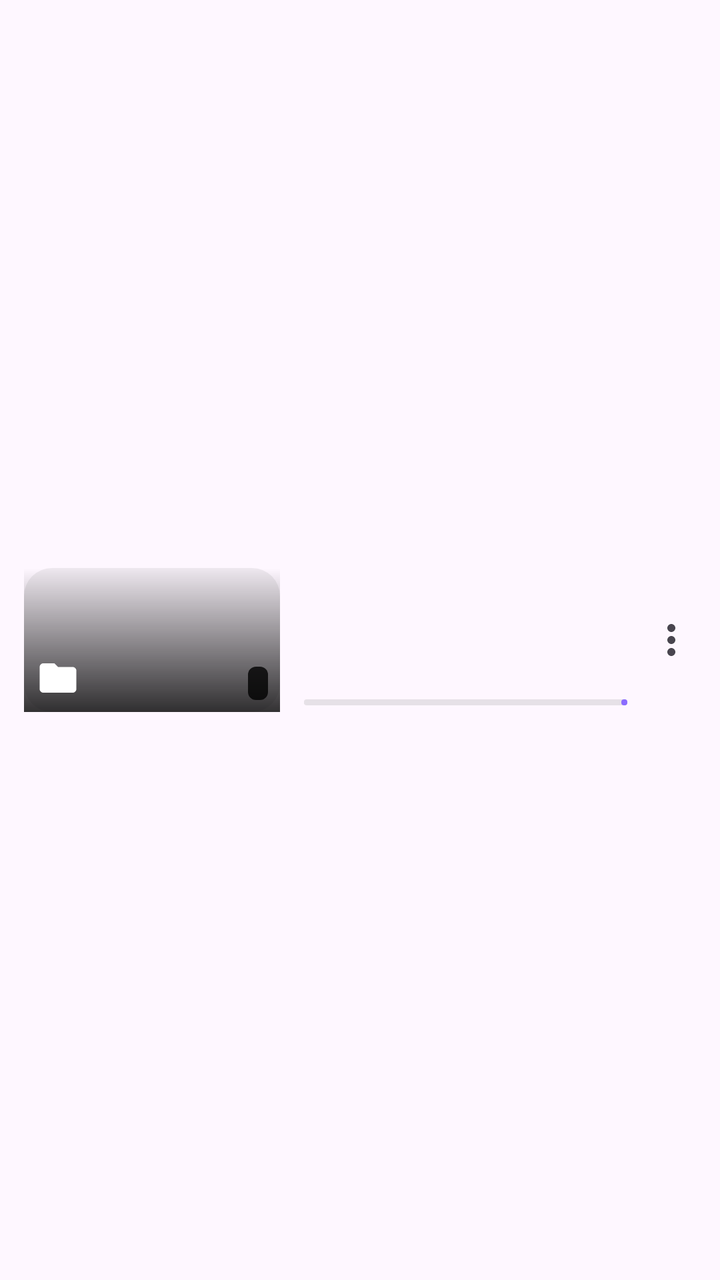
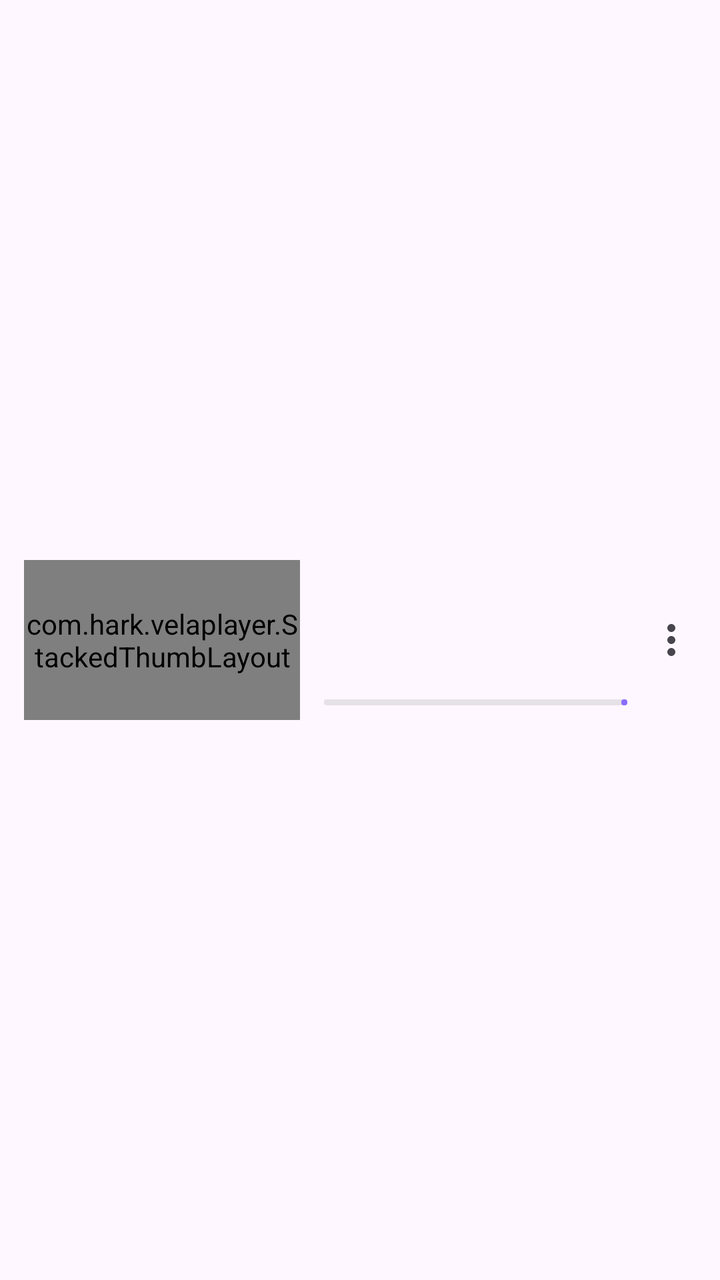

Compare the two renders of this Android layout. The source of the first and the diff that turns it into the second are given below.
<!-- AndroidManifest.xml: application theme Theme.Vela -->
<!-- res/layout/item_folder.xml -->
<?xml version="1.0" encoding="utf-8"?>
<LinearLayout xmlns:android="http://schemas.android.com/apk/res/android"
    xmlns:app="http://schemas.android.com/apk/res-auto"
    android:layout_width="match_parent"
    android:layout_height="wrap_content"
    android:background="@drawable/bg_item"
    android:layout_marginHorizontal="6dp"
    android:layout_marginVertical="2dp"
    android:gravity="center_vertical"
    android:minHeight="88dp"
    android:orientation="horizontal"
    android:paddingHorizontal="12dp"
    android:paddingVertical="8dp">

    <FrameLayout
        android:layout_width="128dp"
        android:layout_height="72dp">

        <com.google.android.material.imageview.ShapeableImageView
            android:id="@+id/thumb"
            android:layout_width="match_parent"
            android:layout_height="match_parent"
            android:background="#22888888"
            android:importantForAccessibility="no"
            android:scaleType="centerCrop"
            app:shapeAppearanceOverlay="@style/RoundedThumb" />

        <View
            android:layout_width="match_parent"
            android:layout_height="match_parent"
            android:background="@drawable/scrim_bottom" />

        <ImageView
            android:layout_width="22dp"
            android:layout_height="22dp"
            android:layout_gravity="bottom|start"
            android:layout_margin="6dp"
            android:importantForAccessibility="no"
            android:src="@drawable/ic_folder"
            app:tint="@android:color/white" />

        <TextView
            android:id="@+id/countBadge"
            android:layout_width="wrap_content"
            android:layout_height="wrap_content"
            android:layout_gravity="bottom|end"
            android:layout_margin="6dp"
            android:background="@drawable/bg_badge"
            android:paddingHorizontal="5dp"
            android:paddingVertical="1dp"
            android:textColor="@android:color/white"
            android:textSize="11sp" />
        <TextView
            android:id="@+id/selectCheck"
            android:layout_width="26dp"
            android:layout_height="26dp"
            android:layout_gravity="top|start"
            android:layout_margin="6dp"
            android:background="@drawable/bg_select_off"
            android:gravity="center"
            android:importantForAccessibility="no"
            android:textColor="?attr/colorOnPrimary"
            android:textSize="12sp"
            android:textStyle="bold"
            android:visibility="gone" />
    </FrameLayout>

    <LinearLayout
        android:layout_width="0dp"
        android:layout_height="wrap_content"
        android:layout_marginStart="12dp"
        android:layout_weight="1"
        android:orientation="vertical">

        <TextView
            android:id="@+id/name"
            android:layout_width="match_parent"
            android:layout_height="wrap_content"
            android:ellipsize="end"
            android:maxLines="1"
            android:textAppearance="?attr/textAppearanceTitleMedium" />

        <TextView
            android:id="@+id/count"
            android:layout_width="match_parent"
            android:layout_height="wrap_content"
            android:layout_marginTop="2dp"
            android:alpha="0.75"
            android:ellipsize="end"
            android:maxLines="1"
            android:textAppearance="?attr/textAppearanceBodySmall" />

        <TextView
            android:id="@+id/path"
            android:layout_width="match_parent"
            android:layout_height="wrap_content"
            android:alpha="0.5"
            android:ellipsize="middle"
            android:maxLines="1"
            android:textAppearance="?attr/textAppearanceBodySmall" />

        <com.google.android.material.progressindicator.LinearProgressIndicator
            android:id="@+id/watchedBar"
            android:layout_width="match_parent"
            android:layout_height="wrap_content"
            android:layout_marginTop="6dp"
            android:max="1000"
            app:indicatorColor="?attr/colorPrimary"
            app:trackColor="#33888888"
            app:trackCornerRadius="2dp"
            app:trackThickness="3dp" />
    </LinearLayout>

    <ImageButton
        android:id="@+id/more"
        android:layout_width="40dp"
        android:layout_height="48dp"
        android:layout_marginStart="2dp"
        android:layout_marginEnd="-8dp"
        android:background="?attr/selectableItemBackgroundBorderless"
        android:contentDescription="More options"
        android:src="@drawable/ic_more_vert" />
</LinearLayout>
<!-- resources referenced by this layout -->
<resources>
  <!-- drawable bg_badge (drawable) -->
  <shape xmlns:android="http://schemas.android.com/apk/res/android" android:shape="rectangle">
      <solid android:color="#CC000000" />
      <corners android:radius="4dp" />
  </shape>
  <!-- drawable bg_select_off (drawable) -->
  <shape xmlns:android="http://schemas.android.com/apk/res/android" android:shape="oval">
      <solid android:color="#66000000" />
      <stroke android:width="2dp" android:color="#FFFFFFFF" />
  </shape>
  <!-- drawable ic_folder (drawable) -->
  <vector xmlns:android="http://schemas.android.com/apk/res/android"
      android:width="24dp" android:height="24dp" android:viewportWidth="24" android:viewportHeight="24"
      android:tint="?attr/colorControlNormal">
      <path android:fillColor="@android:color/white" android:pathData="M10,4H4c-1.1,0 -1.99,0.9 -1.99,2L2,18c0,1.1 0.9,2 2,2h16c1.1,0 2,-0.9 2,-2V8c0,-1.1 -0.9,-2 -2,-2h-8l-2,-2z"/>
  </vector>
  <!-- drawable ic_more_vert (drawable) -->
  <vector xmlns:android="http://schemas.android.com/apk/res/android"
      android:width="24dp" android:height="24dp" android:viewportWidth="24" android:viewportHeight="24"
      android:tint="?attr/colorControlNormal">
      <path android:fillColor="@android:color/white" android:pathData="M12,8c1.1,0 2,-0.9 2,-2s-0.9,-2 -2,-2 -2,0.9 -2,2 0.9,2 2,2zM12,10c-1.1,0 -2,0.9 -2,2s0.9,2 2,2 2,-0.9 2,-2 -0.9,-2 -2,-2zM12,16c-1.1,0 -2,0.9 -2,2s0.9,2 2,2 2,-0.9 2,-2 -0.9,-2 -2,-2z"/>
  </vector>
  <!-- drawable scrim_bottom (drawable) -->
  <shape xmlns:android="http://schemas.android.com/apk/res/android">
      <gradient android:angle="90" android:startColor="#CC000000" android:endColor="#00000000" />
  </shape>
  <style name="RoundedThumb">
          <item name="cornerFamily">rounded</item>
          <item name="cornerSize">14dp</item>
      </style>
  <color name="accent">#8B6CFF</color>
  <!-- drawable ic_close (drawable) -->
  <vector xmlns:android="http://schemas.android.com/apk/res/android"
      android:width="24dp" android:height="24dp" android:viewportWidth="24" android:viewportHeight="24"
      android:tint="?attr/colorControlNormal">
      <path android:fillColor="@android:color/white" android:pathData="M19,6.41L17.59,5 12,10.59 6.41,5 5,6.41 10.59,12 5,17.59 6.41,19 12,13.41 17.59,19 19,17.59 13.41,12z"/>
  </vector>
  <style name="VelaWindowAnim" parent="@android:style/Animation.Activity">
          <item name="android:activityOpenEnterAnimation">@anim/act_open_enter</item>
          <item name="android:activityOpenExitAnimation">@anim/act_open_exit</item>
          <item name="android:activityCloseEnterAnimation">@anim/act_close_enter</item>
          <item name="android:activityCloseExitAnimation">@anim/act_close_exit</item>
      </style>
  <style name="VelaChip" parent="Widget.Material3.Chip.Filter">
          <item name="shapeAppearanceOverlay">@style/PillShape</item>
      </style>
  <style name="VelaBottomSheet" parent="ThemeOverlay.Material3.BottomSheetDialog">
          <item name="bottomSheetStyle">@style/VelaBottomSheetStyle</item>
      </style>
  <style name="VelaDialog" parent="ThemeOverlay.Material3.MaterialAlertDialog">
          <item name="shapeAppearanceOverlay">@style/DialogShape</item>
      </style>
  <style name="PillShape">
          <item name="cornerFamily">rounded</item>
          <item name="cornerSize">50%</item>
      </style>
  <style name="VelaBottomSheetStyle" parent="Widget.Material3.BottomSheet.Modal">
          <item name="shapeAppearance">@style/SheetShape</item>
      </style>
  <style name="DialogShape">
          <item name="cornerFamily">rounded</item>
          <item name="cornerSize">28dp</item>
      </style>
  <style name="SheetShape">
          <item name="cornerFamily">rounded</item>
          <item name="cornerSizeTopLeft">28dp</item>
          <item name="cornerSizeTopRight">28dp</item>
          <item name="cornerSizeBottomLeft">0dp</item>
          <item name="cornerSizeBottomRight">0dp</item>
      </style>
  <!-- unchanged entries left out for length: 2 -->
</resources>

<!-- the commit's change to res/layout/item_folder.xml (unified diff, before → after) -->
@@ -12,9 +12,10 @@
     android:paddingHorizontal="12dp"
     android:paddingVertical="8dp">
 
-    <FrameLayout
-        android:layout_width="128dp"
-        android:layout_height="72dp">
+    <com.hark.velaplayer.StackedThumbLayout
+        android:id="@+id/stack"
+        android:layout_width="138dp"
+        android:layout_height="80dp">
 
         <com.google.android.material.imageview.ShapeableImageView
             android:id="@+id/thumb"
@@ -63,7 +64,7 @@
             android:textSize="12sp"
             android:textStyle="bold"
             android:visibility="gone" />
-    </FrameLayout>
+    </com.hark.velaplayer.StackedThumbLayout>
 
     <LinearLayout
         android:layout_width="0dp"
